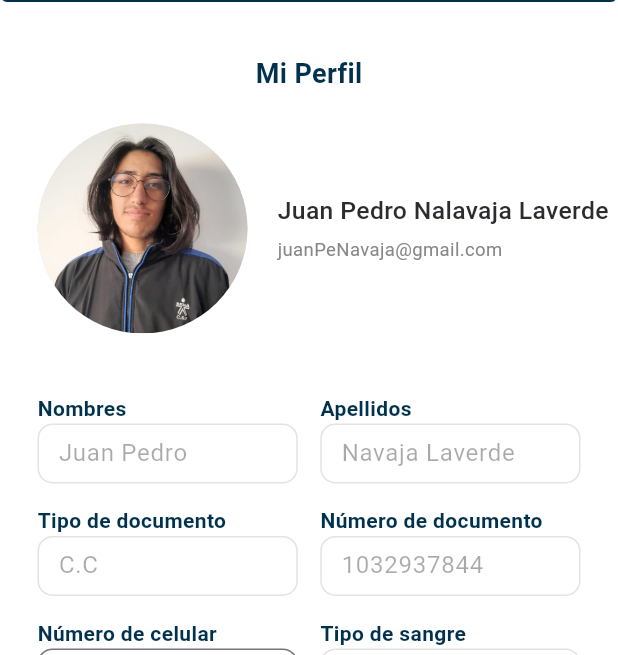
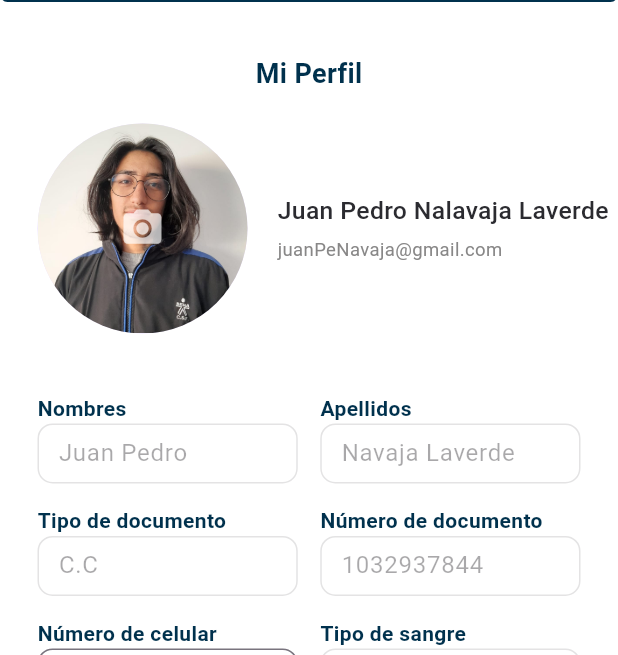
Before and after one commit to senaFactory/appHermes, a Flutter app: the ProfilePage screen opened directly, on a phone screen of 412 x 824 dp, the part 134-789 px from its top. Run offline on Flutter 3.47's test engine with Material 3 defaults, Android fonts, the light colour scheme and no system bars; our stand-ins replace curved_navigation_bar, image_picker.

Commit message:
Modifique carpeta android para permisos de ingreso a almacenamiento en pantalla MiPerfil

```diff
--- a/lib/pages/pagesSecondarys/profilePage.dart
+++ b/lib/pages/pagesSecondarys/profilePage.dart
@@ -1,4 +1,6 @@
+import 'dart:io'; // Para trabajar con archivos
 import 'package:flutter/material.dart';
+import 'package:image_picker/image_picker.dart'; // Importar el paquete image_picker
 import 'package:maqueta/widgets/HomeAppBar.dart';
 
 class ProfilePage extends StatefulWidget {
@@ -12,6 +14,21 @@ class _ProfilePageState extends State<ProfilePage> {
   // Controlador para el campo de número de celular (editable)
   final TextEditingController _celularController =
       TextEditingController(text: '3223909096');
+
+  // Variable para almacenar la imagen seleccionada
+  File? _image;
+
+  // Método para seleccionar una imagen
+  Future<void> _pickImage() async {
+    final picker = ImagePicker();
+    final pickedFile = await picker.pickImage(source: ImageSource.gallery);
+
+    if (pickedFile != null) {
+      setState(() {
+        _image = File(pickedFile.path);
+      });
+    }
+  }
 
   // Método para construir cada columna con campos no editables
   Widget _buildInfoColumn(String label, String value,
@@ -88,11 +105,21 @@ class _ProfilePageState extends State<ProfilePage> {
                       crossAxisAlignment: CrossAxisAlignment.center,
                       children: [
                         const SizedBox(width: 25), // Espacio a la izquierda
-                        const CircleAvatar(
-                          radius:
-                              70, // Tamaño del círculo de la imagen del perfil
-                          backgroundImage:
-                              AssetImage('images/aprendiz_sena1.jpeg'),
+                        GestureDetector(
+                          onTap: _pickImage, // Cuando se toca la imagen, se abre la galería
+                          child: CircleAvatar(
+                            radius: 70, // Tamaño del círculo de la imagen del perfil
+                            backgroundImage: _image != null
+                                ? FileImage(_image!) // Si hay una imagen, la muestra
+                                : const AssetImage('images/aprendiz_sena1.jpeg') as ImageProvider,
+                            child: _image == null
+                                ? Icon(
+                                    Icons.camera_alt,
+                                    size: 30,
+                                    color: Colors.white.withOpacity(0.7),
+                                  )
+                                : null,
+                          ),
                         ),
                         const SizedBox(
                             width: 20), // Espacio entre la imagen y el texto
@@ -143,8 +170,7 @@ class _ProfilePageState extends State<ProfilePage> {
                             children: [
                               _buildInfoColumn("Nombres", "Juan Pedro"),
                               const SizedBox(width: 15),
-                              _buildInfoColumn(
-                                  "Apellidos", "Navaja Laverde"),
+                              _buildInfoColumn("Apellidos", "Navaja Laverde"),
                             ],
                           ),
                           const SizedBox(height: 15),
@@ -169,8 +195,7 @@ class _ProfilePageState extends State<ProfilePage> {
                           const SizedBox(height: 15),
                           Row(
                             children: [
-                              _buildInfoColumn(
-                                  "Fecha de nacimiento", "28/10/2000"),
+                              _buildInfoColumn("Fecha de nacimiento", "28/10/2000"),
                               const SizedBox(width: 15),
                             ],
                           ),
@@ -181,8 +206,7 @@ class _ProfilePageState extends State<ProfilePage> {
                     // Botón de guardar alineado a la derecha con padding
                     Padding(
                       padding: const EdgeInsets.only(
-                          right:
-                              20), // Espacio entre el botón y el borde derecho
+                          right: 20), // Espacio entre el botón y el borde derecho
                       child: Row(
                         mainAxisAlignment: MainAxisAlignment
                             .end, // Alinea el botón a la derecha
@@ -190,8 +214,7 @@ class _ProfilePageState extends State<ProfilePage> {
                           ElevatedButton(
                             onPressed: () {
                               // Lógica para guardar los cambios (solo el número de celular)
-                              print(
-                                  'Nuevo número de celular: ${_celularController.text}');
+                              print('Nuevo número de celular: ${_celularController.text}');
                             },
                             style: ElevatedButton.styleFrom(
                               backgroundColor: const Color(0xFF00314D),
--- a/pubspec.yaml
+++ b/pubspec.yaml
@@ -42,6 +42,7 @@ dependencies:
 dev_dependencies:
   flutter_test:
     sdk: flutter
+  image_picker: ^1.1.2
 
   # The "flutter_lints" package below contains a set of recommended lints to
   # encourage good coding practices. The lint set provided by the package is
```
Also changed, not shown: pubspec.lock, 5 other files.
